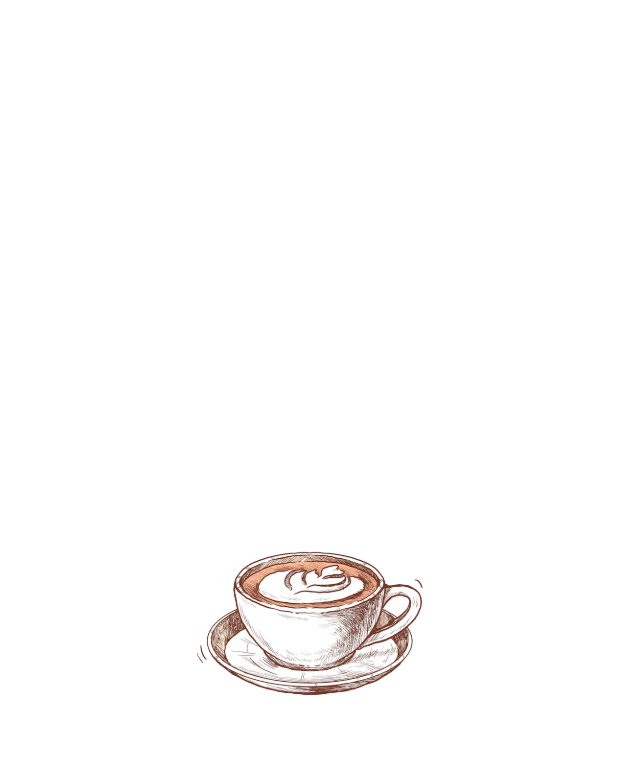
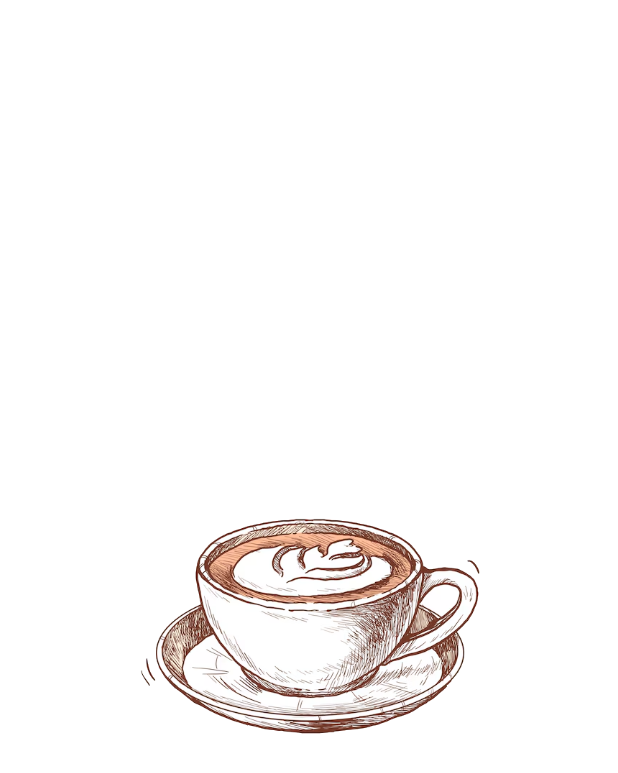
Before and after one commit to ThibautDegbetchi/Restaurant, a Flutter app: the SplashScreen screen opened by its route, on a phone screen of 412 x 824 dp. Shown: the top 773 px of the screen. Run offline on Flutter 3.47's test engine with Material 3 defaults, Android fonts, the phone set to English and light mode, and no system bars; drawn by our look-alikes of animated_splash_screen; our stand-ins replace connectivity_plus, dio, get, page_transition, rounded_loading_button_plus, shared_preferences; accounts and stored records are empty.

Commit message:
add of splash_screen in the project update

```diff
--- a/lib/presentation/splash_screen/splash_screen.dart
+++ b/lib/presentation/splash_screen/splash_screen.dart
@@ -17,9 +17,9 @@ class SplashScreen extends GetWidget<SplashController> {
           splash: Column(
             mainAxisAlignment: MainAxisAlignment.center,
             children: [
-              Container(
-                height: 200,
-                width: 200,
+              SizedBox(
+                height: 300,
+                width: 300,
                 child: Image.asset(
                   ImageConstant.imgLogo1,
                   fit: BoxFit.cover,
@@ -31,8 +31,8 @@ class SplashScreen extends GetWidget<SplashController> {
           splashIconSize: 500,
           splashTransition: SplashTransition.scaleTransition,
           pageTransitionType: PageTransitionType.leftToRight,
-          animationDuration: Duration(seconds: 2),
-          nextScreen: OnboardingScreen()),
+          animationDuration: const Duration(seconds: 2),
+          nextScreen: const OnboardingScreen()),
     );
   }
 }
```
